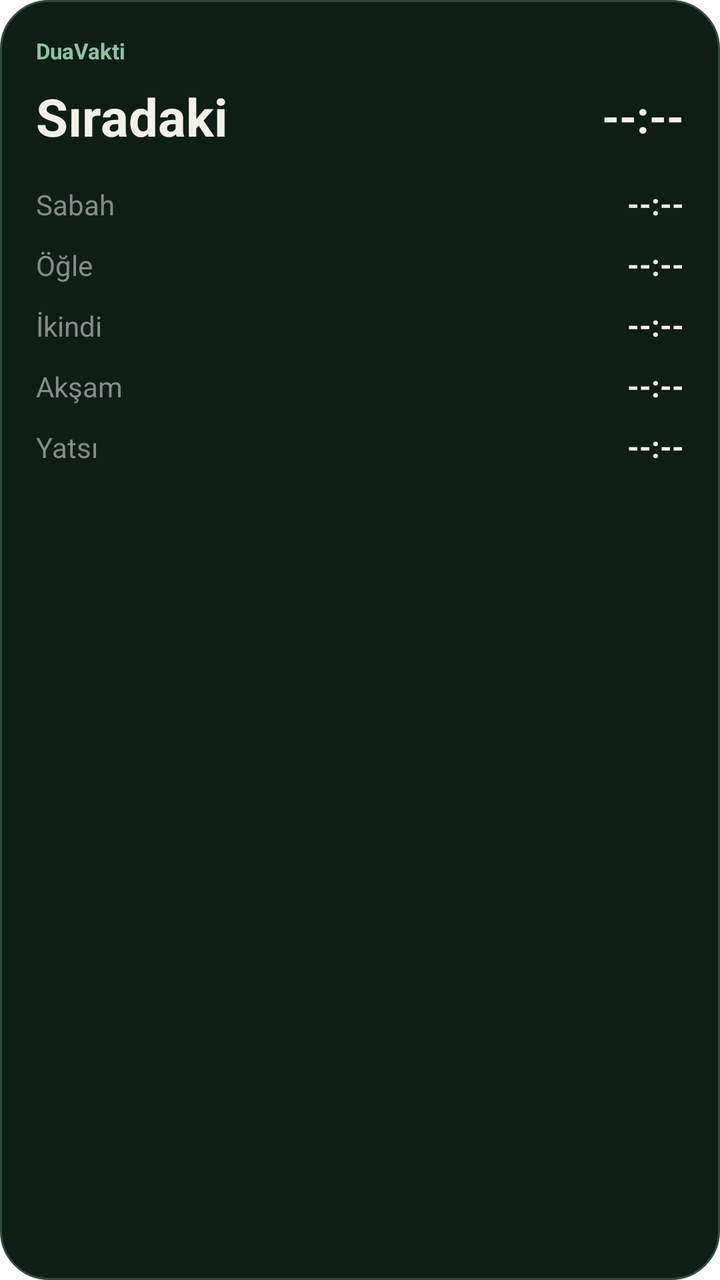
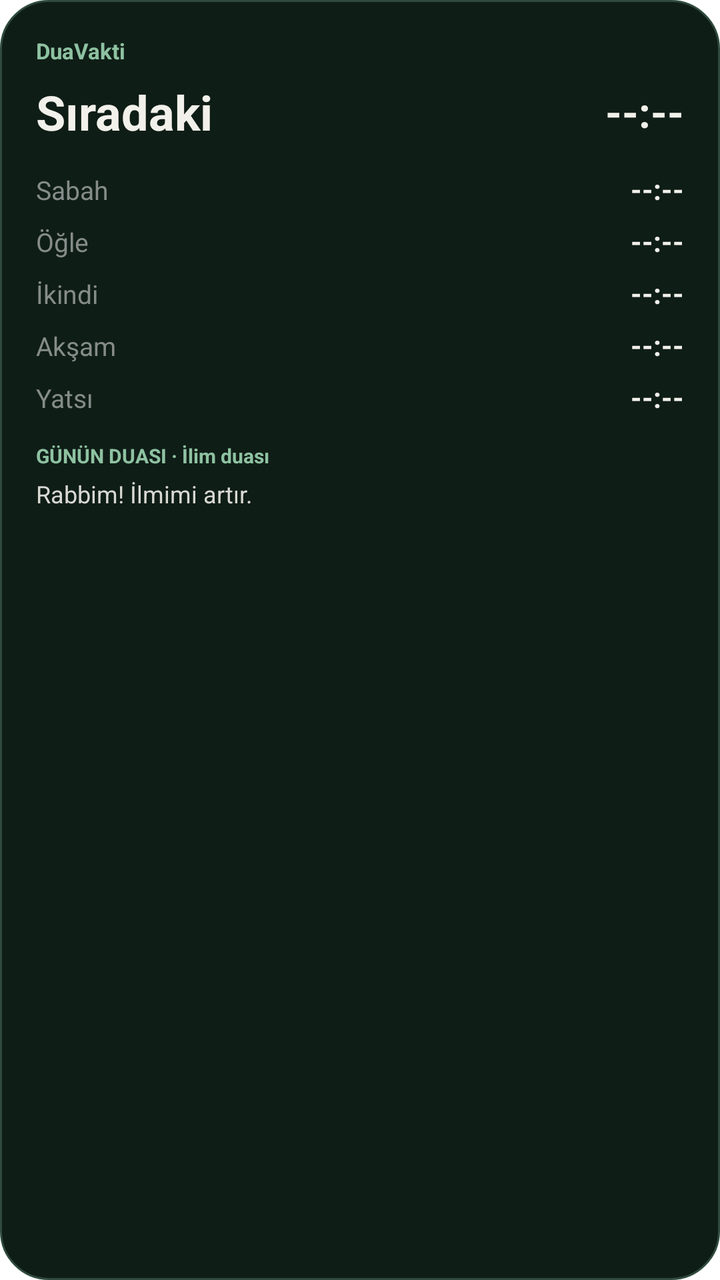

The first picture is an Android layout as it rendered before a commit; the second is the same layout after the commit. The layout source and the unified diff follow.
<!-- AndroidManifest.xml: fallback theme Theme.MaterialComponents.DayNight.NoActionBar -->
<!-- res/layout/duavakti_widget_large.xml -->
<LinearLayout xmlns:android="http://schemas.android.com/apk/res/android"
  android:id="@+id/widget_root"
  android:layout_width="match_parent"
  android:layout_height="match_parent"
  android:orientation="vertical"
  android:background="@drawable/widget_background"
  android:padding="18dp">

  <TextView
    android:id="@+id/location"
    android:layout_width="match_parent"
    android:layout_height="wrap_content"
    android:text="DuaVakti"
    android:textColor="#8EC2A1"
    android:textSize="11sp"
    android:textStyle="bold" />

  <LinearLayout
    android:layout_width="match_parent"
    android:layout_height="wrap_content"
    android:orientation="horizontal"
    android:gravity="center_vertical"
    android:layout_marginTop="8dp">

    <TextView
      android:id="@+id/next_prayer"
      android:layout_width="0dp"
      android:layout_height="wrap_content"
      android:layout_weight="1"
      android:text="Sıradaki"
      android:textColor="#F2F0EA"
      android:textSize="26sp"
      android:textStyle="bold" />

    <TextView
      android:id="@+id/next_time"
      android:layout_width="wrap_content"
      android:layout_height="wrap_content"
      android:text="--:--"
      android:textColor="#F2F0EA"
      android:textSize="22sp"
      android:textStyle="bold" />
  </LinearLayout>

  <LinearLayout android:layout_width="match_parent" android:layout_height="wrap_content" android:orientation="horizontal" android:layout_marginTop="16dp">
    <TextView android:id="@+id/prayer_label_1" android:layout_width="0dp" android:layout_height="wrap_content" android:layout_weight="1" android:text="Sabah" android:textColor="#858C89" android:textSize="14sp" />
    <TextView android:id="@+id/prayer_time_1" android:layout_width="wrap_content" android:layout_height="wrap_content" android:text="--:--" android:textColor="#F2F0EA" android:textSize="15sp" android:textStyle="bold" />
  </LinearLayout>
  <LinearLayout android:layout_width="match_parent" android:layout_height="wrap_content" android:orientation="horizontal" android:layout_marginTop="10dp">
    <TextView android:id="@+id/prayer_label_2" android:layout_width="0dp" android:layout_height="wrap_content" android:layout_weight="1" android:text="Öğle" android:textColor="#858C89" android:textSize="14sp" />
    <TextView android:id="@+id/prayer_time_2" android:layout_width="wrap_content" android:layout_height="wrap_content" android:text="--:--" android:textColor="#F2F0EA" android:textSize="15sp" android:textStyle="bold" />
  </LinearLayout>
  <LinearLayout android:layout_width="match_parent" android:layout_height="wrap_content" android:orientation="horizontal" android:layout_marginTop="10dp">
    <TextView android:id="@+id/prayer_label_3" android:layout_width="0dp" android:layout_height="wrap_content" android:layout_weight="1" android:text="İkindi" android:textColor="#858C89" android:textSize="14sp" />
    <TextView android:id="@+id/prayer_time_3" android:layout_width="wrap_content" android:layout_height="wrap_content" android:text="--:--" android:textColor="#F2F0EA" android:textSize="15sp" android:textStyle="bold" />
  </LinearLayout>
  <LinearLayout android:layout_width="match_parent" android:layout_height="wrap_content" android:orientation="horizontal" android:layout_marginTop="10dp">
    <TextView android:id="@+id/prayer_label_4" android:layout_width="0dp" android:layout_height="wrap_content" android:layout_weight="1" android:text="Akşam" android:textColor="#858C89" android:textSize="14sp" />
    <TextView android:id="@+id/prayer_time_4" android:layout_width="wrap_content" android:layout_height="wrap_content" android:text="--:--" android:textColor="#F2F0EA" android:textSize="15sp" android:textStyle="bold" />
  </LinearLayout>
  <LinearLayout android:layout_width="match_parent" android:layout_height="wrap_content" android:orientation="horizontal" android:layout_marginTop="10dp">
    <TextView android:id="@+id/prayer_label_5" android:layout_width="0dp" android:layout_height="wrap_content" android:layout_weight="1" android:text="Yatsı" android:textColor="#858C89" android:textSize="14sp" />
    <TextView android:id="@+id/prayer_time_5" android:layout_width="wrap_content" android:layout_height="wrap_content" android:text="--:--" android:textColor="#F2F0EA" android:textSize="15sp" android:textStyle="bold" />
  </LinearLayout>
</LinearLayout>
<!-- resources referenced by this layout -->
<resources>
  <!-- drawable widget_background (drawable) -->
  <shape xmlns:android="http://schemas.android.com/apk/res/android" android:shape="rectangle">
    <solid android:color="#0F1D17" />
    <stroke android:width="1dp" android:color="#2F4B3E" />
    <corners android:radius="24dp" />
    <padding android:left="16dp" android:top="16dp" android:right="16dp" android:bottom="16dp" />
  </shape>
</resources>

<!-- the commit's change to res/layout/duavakti_widget_large.xml (unified diff, before → after) -->
@@ -20,7 +20,7 @@
     android:layout_height="wrap_content"
     android:orientation="horizontal"
     android:gravity="center_vertical"
-    android:layout_marginTop="8dp">
+    android:layout_marginTop="7dp">
 
     <TextView
       android:id="@+id/next_prayer"
@@ -29,7 +29,7 @@
       android:layout_weight="1"
       android:text="Sıradaki"
       android:textColor="#F2F0EA"
-      android:textSize="26sp"
+      android:textSize="24sp"
       android:textStyle="bold" />
 
     <TextView
@@ -38,28 +38,51 @@
       android:layout_height="wrap_content"
       android:text="--:--"
       android:textColor="#F2F0EA"
-      android:textSize="22sp"
+      android:textSize="21sp"
       android:textStyle="bold" />
   </LinearLayout>
 
-  <LinearLayout android:layout_width="match_parent" android:layout_height="wrap_content" android:orientation="horizontal" android:layout_marginTop="16dp">
-    <TextView android:id="@+id/prayer_label_1" android:layout_width="0dp" android:layout_height="wrap_content" android:layout_weight="1" android:text="Sabah" android:textColor="#858C89" android:textSize="14sp" />
-    <TextView android:id="@+id/prayer_time_1" android:layout_width="wrap_content" android:layout_height="wrap_content" android:text="--:--" android:textColor="#F2F0EA" android:textSize="15sp" android:textStyle="bold" />
+  <LinearLayout android:layout_width="match_parent" android:layout_height="wrap_content" android:orientation="horizontal" android:layout_marginTop="13dp">
+    <TextView android:id="@+id/prayer_label_1" android:layout_width="0dp" android:layout_height="wrap_content" android:layout_weight="1" android:text="Sabah" android:textColor="#858C89" android:textSize="13sp" />
+    <TextView android:id="@+id/prayer_time_1" android:layout_width="wrap_content" android:layout_height="wrap_content" android:text="--:--" android:textColor="#F2F0EA" android:textSize="14sp" android:textStyle="bold" />
   </LinearLayout>
-  <LinearLayout android:layout_width="match_parent" android:layout_height="wrap_content" android:orientation="horizontal" android:layout_marginTop="10dp">
-    <TextView android:id="@+id/prayer_label_2" android:layout_width="0dp" android:layout_height="wrap_content" android:layout_weight="1" android:text="Öğle" android:textColor="#858C89" android:textSize="14sp" />
-    <TextView android:id="@+id/prayer_time_2" android:layout_width="wrap_content" android:layout_height="wrap_content" android:text="--:--" android:textColor="#F2F0EA" android:textSize="15sp" android:textStyle="bold" />
+  <LinearLayout android:layout_width="match_parent" android:layout_height="wrap_content" android:orientation="horizontal" android:layout_marginTop="7dp">
+    <TextView android:id="@+id/prayer_label_2" android:layout_width="0dp" android:layout_height="wrap_content" android:layout_weight="1" android:text="Öğle" android:textColor="#858C89" android:textSize="13sp" />
+    <TextView android:id="@+id/prayer_time_2" android:layout_width="wrap_content" android:layout_height="wrap_content" android:text="--:--" android:textColor="#F2F0EA" android:textSize="14sp" android:textStyle="bold" />
   </LinearLayout>
-  <LinearLayout android:layout_width="match_parent" android:layout_height="wrap_content" android:orientation="horizontal" android:layout_marginTop="10dp">
-    <TextView android:id="@+id/prayer_label_3" android:layout_width="0dp" android:layout_height="wrap_content" android:layout_weight="1" android:text="İkindi" android:textColor="#858C89" android:textSize="14sp" />
-    <TextView android:id="@+id/prayer_time_3" android:layout_width="wrap_content" android:layout_height="wrap_content" android:text="--:--" android:textColor="#F2F0EA" android:textSize="15sp" android:textStyle="bold" />
+  <LinearLayout android:layout_width="match_parent" android:layout_height="wrap_content" android:orientation="horizontal" android:layout_marginTop="7dp">
+    <TextView android:id="@+id/prayer_label_3" android:layout_width="0dp" android:layout_height="wrap_content" android:layout_weight="1" android:text="İkindi" android:textColor="#858C89" android:textSize="13sp" />
+    <TextView android:id="@+id/prayer_time_3" android:layout_width="wrap_content" android:layout_height="wrap_content" android:text="--:--" android:textColor="#F2F0EA" android:textSize="14sp" android:textStyle="bold" />
   </LinearLayout>
-  <LinearLayout android:layout_width="match_parent" android:layout_height="wrap_content" android:orientation="horizontal" android:layout_marginTop="10dp">
-    <TextView android:id="@+id/prayer_label_4" android:layout_width="0dp" android:layout_height="wrap_content" android:layout_weight="1" android:text="Akşam" android:textColor="#858C89" android:textSize="14sp" />
-    <TextView android:id="@+id/prayer_time_4" android:layout_width="wrap_content" android:layout_height="wrap_content" android:text="--:--" android:textColor="#F2F0EA" android:textSize="15sp" android:textStyle="bold" />
+  <LinearLayout android:layout_width="match_parent" android:layout_height="wrap_content" android:orientation="horizontal" android:layout_marginTop="7dp">
+    <TextView android:id="@+id/prayer_label_4" android:layout_width="0dp" android:layout_height="wrap_content" android:layout_weight="1" android:text="Akşam" android:textColor="#858C89" android:textSize="13sp" />
+    <TextView android:id="@+id/prayer_time_4" android:layout_width="wrap_content" android:layout_height="wrap_content" android:text="--:--" android:textColor="#F2F0EA" android:textSize="14sp" android:textStyle="bold" />
   </LinearLayout>
-  <LinearLayout android:layout_width="match_parent" android:layout_height="wrap_content" android:orientation="horizontal" android:layout_marginTop="10dp">
-    <TextView android:id="@+id/prayer_label_5" android:layout_width="0dp" android:layout_height="wrap_content" android:layout_weight="1" android:text="Yatsı" android:textColor="#858C89" android:textSize="14sp" />
-    <TextView android:id="@+id/prayer_time_5" android:layout_width="wrap_content" android:layout_height="wrap_content" android:text="--:--" android:textColor="#F2F0EA" android:textSize="15sp" android:textStyle="bold" />
+  <LinearLayout android:layout_width="match_parent" android:layout_height="wrap_content" android:orientation="horizontal" android:layout_marginTop="7dp">
+    <TextView android:id="@+id/prayer_label_5" android:layout_width="0dp" android:layout_height="wrap_content" android:layout_weight="1" android:text="Yatsı" android:textColor="#858C89" android:textSize="13sp" />
+    <TextView android:id="@+id/prayer_time_5" android:layout_width="wrap_content" android:layout_height="wrap_content" android:text="--:--" android:textColor="#F2F0EA" android:textSize="14sp" android:textStyle="bold" />
   </LinearLayout>
+
+  <TextView
+    android:id="@+id/dua_title"
+    android:layout_width="match_parent"
+    android:layout_height="wrap_content"
+    android:layout_marginTop="13dp"
+    android:ellipsize="end"
+    android:maxLines="1"
+    android:text="GÜNÜN DUASI · İlim duası"
+    android:textColor="#8EC2A1"
+    android:textSize="10sp"
+    android:textStyle="bold" />
+
+  <TextView
+    android:id="@+id/dua_meaning"
+    android:layout_width="match_parent"
+    android:layout_height="wrap_content"
+    android:layout_marginTop="4dp"
+    android:ellipsize="end"
+    android:maxLines="2"
+    android:text="Rabbim! İlmimi artır."
+    android:textColor="#D8D8D2"
+    android:textSize="12sp" />
 </LinearLayout>
